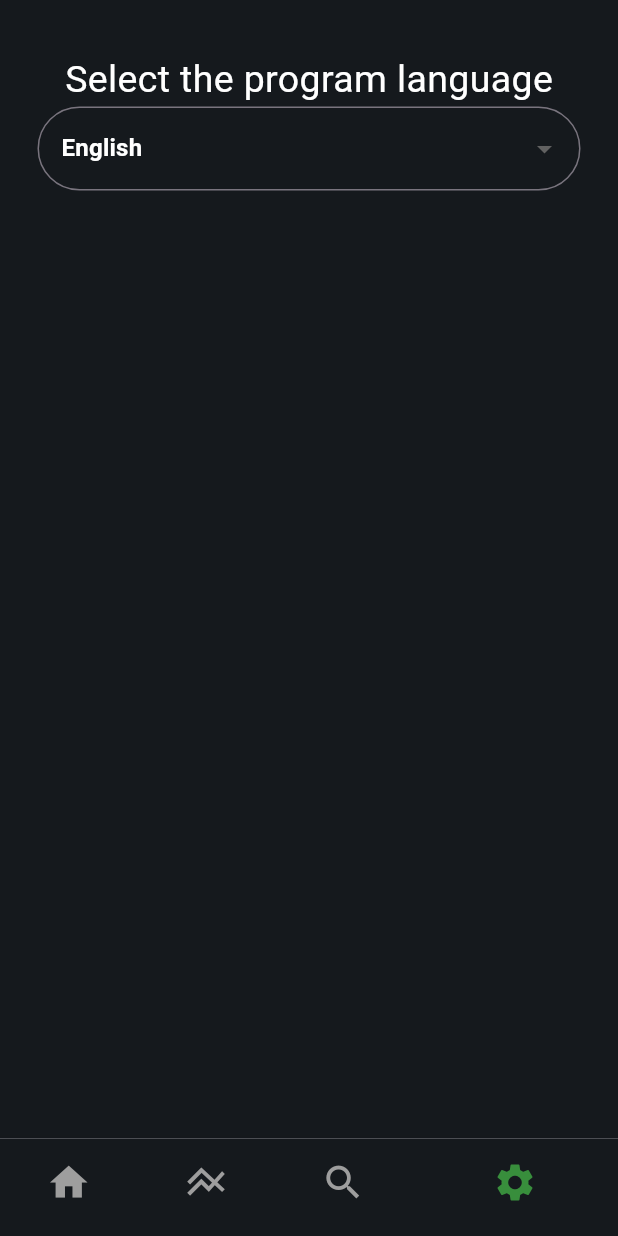
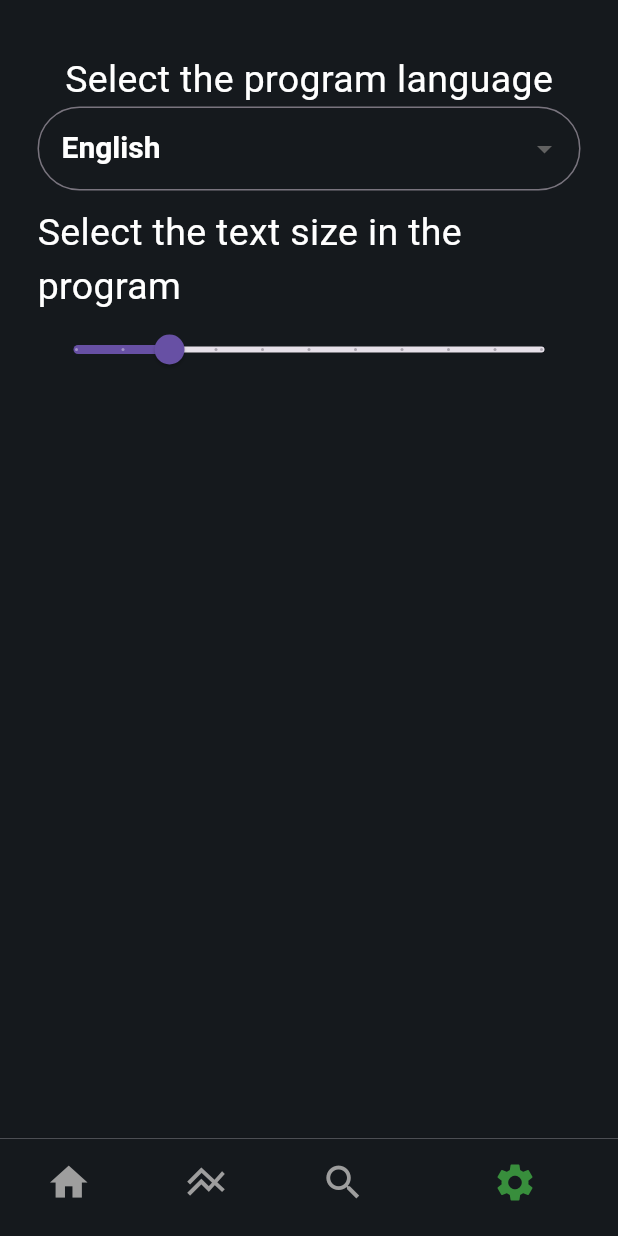
Before and after one commit to rusnakdima/Weather_3D, a Flutter app: the screen it shows after launch, item 4 of the bottom bar chosen, on a phone screen of 412 x 824 dp. Run offline on Flutter 3.47's test engine with Material 3 defaults, Android fonts, the phone set to English and light mode, and no system bars; our stand-ins replace shared_preferences, weather_icons; missing offline and left inert: dart:ffi; network calls fail.

Commit message:
Added slider to settings pages

```diff
--- a/lib/pages/settings.dart
+++ b/lib/pages/settings.dart
@@ -10,11 +10,15 @@ class Settings extends StatefulWidget {
 }
 
 class _SettingsState extends State<Settings> {
+  late double fontSize = 1.0;
+
   late String lang = 'en';
 
   final Map<String, String> dict = {
-    "text_en": "Select the program language",
-    "text_ru": "Выберите язык программы"
+    "lang_text_en": "Select the program language",
+    "lang_text_ru": "Выберите язык программы",
+    "font_size_en": "Select the text size in the program",
+    "font_size_ru": "Выберите размер текста в программе"
   };
 
   Future<String> getStringFromLocalStorage(String key) async {
@@ -30,7 +34,7 @@ class _SettingsState extends State<Settings> {
   @override
   void initState() {
     super.initState();
-    getLang();
+    getData();
   }
 
   List<Map<String, String>> langs = [
@@ -38,9 +42,16 @@ class _SettingsState extends State<Settings> {
     {'value': 'ru', 'label': 'Russian'},
   ];
 
-  void getLang() async {
+  void getData() async {
+    String tempFontSize = await getStringFromLocalStorage('font_size');
     String tempLang = await getStringFromLocalStorage('lang');
     setState(() {
+      if (tempFontSize != '') {
+        fontSize = double.parse(tempFontSize);
+        if (fontSize < 0.7 || fontSize > 2.5) {
+          fontSize = 1.0;
+        }
+      }
       if (tempLang != '') {
         lang = tempLang;
       }
@@ -59,10 +70,10 @@ class _SettingsState extends State<Settings> {
           mainAxisAlignment: MainAxisAlignment.start,
           children: [
             Text(
-              dict['text_$lang'].toString(),
-              style: const TextStyle(
+              dict['lang_text_$lang'].toString(),
+              style: TextStyle(
                 color: Colors.white,
-                fontSize: 25,
+                fontSize: 25 * fontSize,
                 fontWeight: FontWeight.w400,
                 decoration: TextDecoration.none,
               ),
@@ -73,13 +84,18 @@ class _SettingsState extends State<Settings> {
               decoration: InputDecoration(
                   border: OutlineInputBorder(
                       borderRadius: BorderRadius.circular(40))),
+              style: TextStyle(
+                fontSize: 20 * fontSize,
+                height: 1,
+              ),
               items: langs.map((Map<String, String> item) {
                 return DropdownMenuItem(
                   value: item['value'],
                   child: Text(
                     item['label'].toString(),
-                    style: const TextStyle(
+                    style: TextStyle(
                       color: Colors.white,
+                      fontSize: 20 * fontSize,
                       decoration: TextDecoration.none,
                       fontWeight: FontWeight.w600,
                     ),
@@ -97,9 +113,31 @@ class _SettingsState extends State<Settings> {
                   saveStringToLocalStorage('domen', 'world-weather.info');
                   saveStringToLocalStorage('lang', 'en');
                 }
-                getLang();
+                getData();
               },
             ),
+            const SizedBox(height: 10),
+            Text(
+              dict['font_size_$lang'].toString(),
+              style: TextStyle(
+                color: Colors.white,
+                fontSize: 25 * fontSize,
+                fontWeight: FontWeight.w400,
+                decoration: TextDecoration.none,
+              ),
+            ),
+            Slider(
+                value: fontSize,
+                min: 0.7,
+                max: 2.5,
+                divisions: 10,
+                label: fontSize.toDouble().toString(),
+                onChanged: (double value) {
+                  setState(() {
+                    saveStringToLocalStorage('font_size', value.toString());
+                    getData();
+                  });
+                })
           ],
         ),
       ),
--- a/pubspec.yaml
+++ b/pubspec.yaml
@@ -16,7 +16,7 @@ publish_to: 'none' # Remove this line if you wish to publish to pub.dev
 # https://developer.apple.com/library/archive/documentation/General/Reference/InfoPlistKeyReference/Articles/CoreFoundationKeys.html
 # In Windows, build-name is used as the major, minor, and patch parts
 # of the product and file versions while build-number is used as the build suffix.
-version: 0.3.1+5
+version: 0.4.0+6
 
 environment:
   sdk: '>=3.0.6 <4.0.0'
@@ -39,6 +39,7 @@ dependencies:
   # Use with the CupertinoIcons class for iOS style icons.
   cupertino_icons: ^1.0.2
   weather_icons: ^3.0.0
+  ffi: ^2.1.0
 
 dev_dependencies:
   flutter_test:
@@ -49,7 +50,7 @@ dev_dependencies:
   # activated in the `analysis_options.yaml` file located at the root of your
   # package. See that file for information about deactivating specific lint
   # rules and activating additional ones.
-  flutter_lints: ^2.0.0
+  flutter_lints: ^3.0.1
 
 # For information on the generic Dart part of this file, see the
 # following page: https://dart.dev/tools/pub/pubspec
```
Also changed, not shown: lib/pages/forecast.dart (+41 -33 lines), lib/pages/home.dart (+41 -40 lines), lib/pages/search.dart (+16 -6 lines), assets/images/d211.png (added), assets/images/n211.png (added), c6ccb307d2608f09b39b0edabb9c4536.png (deleted), pubspec.lock.
